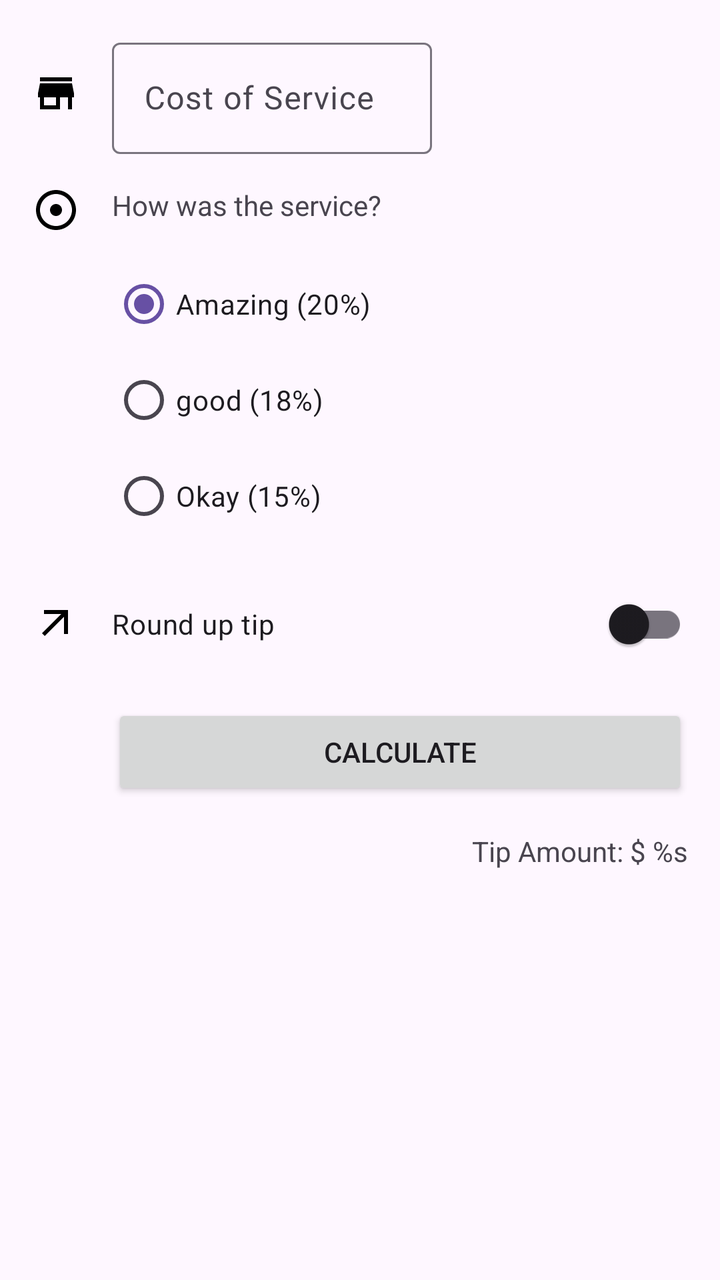
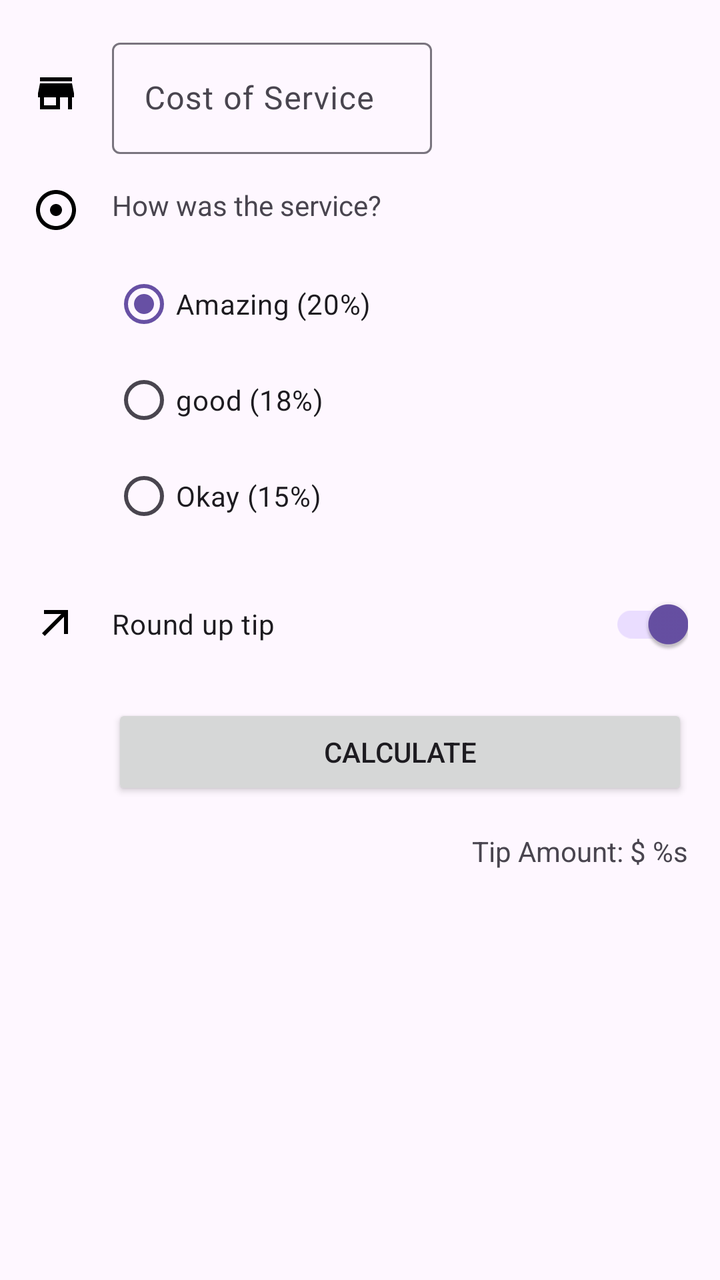

Two renders of the same Android screen: before a commit and after it. Below are the layout's source before the change and the commit's diff.
<!-- AndroidManifest.xml: application theme Theme.TipTime -->
<!-- res/layout/activity_main.xml -->
<?xml version="1.0" encoding="utf-8"?>
<androidx.constraintlayout.widget.ConstraintLayout xmlns:android="http://schemas.android.com/apk/res/android"
    xmlns:app="http://schemas.android.com/apk/res-auto"
    xmlns:tools="http://schemas.android.com/tools"
    android:id="@+id/main"
    android:layout_width="match_parent"
    android:layout_height="match_parent"
    tools:context=".MainActivity">

    <ImageView
        android:id="@+id/icon_cost_of_service"
        android:layout_width="wrap_content"
        android:layout_height="wrap_content"
        android:layout_marginStart="16dp"
        android:importantForAccessibility="no"
        app:layout_constraintBottom_toBottomOf="@+id/cost_of_service_edit_text"
        app:layout_constraintStart_toStartOf="parent"
        app:layout_constraintTop_toTopOf="@+id/cost_of_service_edit_text"
        app:srcCompat="@drawable/ic_store" />

    <com.google.android.material.textfield.TextInputLayout
        android:id="@+id/cost_of_service_edit_text"
        android:layout_width="160dp"
        android:layout_height="wrap_content"
        android:layout_marginStart="16dp"
        android:layout_marginTop="16dp"
        android:hint="@string/cost_of_service"
        android:importantForAccessibility="no"
        app:layout_constraintStart_toEndOf="@+id/icon_cost_of_service"
        app:layout_constraintTop_toTopOf="parent">

        <com.google.android.material.textfield.TextInputEditText
            android:id="@+id/cost_of_service"
            android:layout_width="match_parent"
            android:layout_height="wrap_content"
            android:importantForAccessibility="no"
            android:inputType="numberDecimal" />
    </com.google.android.material.textfield.TextInputLayout>

    <ImageView
        android:id="@+id/icon_service_question"
        android:layout_width="wrap_content"
        android:layout_height="wrap_content"
        android:importantForAccessibility="no"
        app:layout_constraintBottom_toBottomOf="@+id/service_question"
        app:layout_constraintStart_toStartOf="@+id/icon_cost_of_service"
        app:layout_constraintTop_toTopOf="@+id/service_question"
        app:layout_constraintVertical_bias="0.0"
        app:srcCompat="@drawable/ic_service" />

    <TextView
        android:id="@+id/service_question"
        android:layout_width="wrap_content"
        android:layout_height="wrap_content"
        android:layout_marginTop="16dp"
        android:text="@string/how_was_the_service"
        app:layout_constraintStart_toStartOf="@+id/cost_of_service_edit_text"
        app:layout_constraintTop_toBottomOf="@+id/cost_of_service_edit_text" />

    <RadioGroup
        android:id="@+id/tip_option"
        android:layout_width="wrap_content"
        android:layout_height="wrap_content"
        android:layout_marginTop="16dp"
        android:checkedButton="@id/option_20_percent"
        app:layout_constraintStart_toStartOf="@+id/service_question"
        app:layout_constraintTop_toBottomOf="@+id/service_question">

        <RadioButton
            android:id="@+id/option_20_percent"
            android:layout_width="match_parent"
            android:layout_height="wrap_content"
            android:text="@string/amazing_20" />

        <RadioButton
            android:id="@+id/option_18_percent"
            android:layout_width="match_parent"
            android:layout_height="wrap_content"
            android:text="@string/good_18" />

        <RadioButton
            android:id="@+id/option_15_percent"
            android:layout_width="match_parent"
            android:layout_height="wrap_content"
            android:text="@string/okay_15" />
    </RadioGroup>

    <ImageView
        android:id="@+id/icon_round_up"
        android:layout_width="wrap_content"
        android:layout_height="wrap_content"
        android:importantForAccessibility="no"
        app:layout_constraintBottom_toBottomOf="@+id/round_up_switch"
        app:layout_constraintStart_toStartOf="@+id/icon_service_question"
        app:layout_constraintTop_toTopOf="@+id/round_up_switch"
        app:srcCompat="@drawable/ic_round_up" />

    <com.google.android.material.switchmaterial.SwitchMaterial
        android:id="@+id/round_up_switch"
        android:layout_width="0dp"
        android:layout_height="wrap_content"
        android:layout_marginTop="16dp"
        android:layout_marginEnd="16dp"
        android:text="@string/round_up_tip"
        app:layout_constraintEnd_toEndOf="parent"
        app:layout_constraintStart_toStartOf="@+id/tip_option"
        app:layout_constraintTop_toBottomOf="@+id/tip_option"
        tools:checked="true" />

    <Button
        android:id="@+id/calculate_button"
        android:layout_width="0dp"
        android:layout_height="wrap_content"
        android:layout_marginTop="16dp"
        android:text="@string/calculate"
        app:layout_constraintEnd_toEndOf="@+id/round_up_switch"
        app:layout_constraintStart_toStartOf="@+id/round_up_switch"
        app:layout_constraintTop_toBottomOf="@+id/round_up_switch" />

    <TextView
        android:id="@+id/tip_result"
        android:layout_width="wrap_content"
        android:layout_height="wrap_content"
        android:layout_marginTop="16dp"
        android:text="@string/tip_amount_0_00"
        app:layout_constraintEnd_toEndOf="@+id/calculate_button"
        app:layout_constraintTop_toBottomOf="@+id/calculate_button" />
</androidx.constraintlayout.widget.ConstraintLayout>
<!-- resources referenced by this layout -->
<resources>
  <!-- drawable ic_round_up (drawable) -->
  <vector xmlns:android="http://schemas.android.com/apk/res/android" android:autoMirrored="true" android:height="24dp" android:tint="#000000" android:viewportHeight="960" android:viewportWidth="960" android:width="24dp">
        
      <path android:fillColor="@android:color/white" android:pathData="M256,720L200,664L584,280L240,280L240,200L720,200L720,680L640,680L640,336L256,720Z"/>
      
  </vector>
  <!-- drawable ic_service (drawable) -->
  <vector xmlns:android="http://schemas.android.com/apk/res/android" android:height="24dp" android:tint="#000000" android:viewportHeight="24" android:viewportWidth="24" android:width="24dp">
        
      <path android:fillColor="@android:color/white" android:pathData="M12,2C6.49,2 2,6.49 2,12s4.49,10 10,10 10,-4.49 10,-10S17.51,2 12,2zM12,20c-4.41,0 -8,-3.59 -8,-8s3.59,-8 8,-8 8,3.59 8,8 -3.59,8 -8,8zM15,12c0,1.66 -1.34,3 -3,3s-3,-1.34 -3,-3 1.34,-3 3,-3 3,1.34 3,3z"/>
      
  </vector>
  <!-- drawable ic_store (drawable) -->
  <vector xmlns:android="http://schemas.android.com/apk/res/android" android:height="24dp" android:tint="#000000" android:viewportHeight="24" android:viewportWidth="24" android:width="24dp">
        
      <path android:fillColor="@android:color/white" android:pathData="M20,4L4,4v2h16L20,4zM21,14v-2l-1,-5L4,7l-1,5v2h1v6h10v-6h4v6h2v-6h1zM12,18L6,18v-4h6v4z"/>
      
  </vector>
  <string name="amazing_20">Amazing (20%)</string>
  <string name="calculate">Calculate</string>
  <string name="cost_of_service">Cost of Service</string>
  <string name="good_18">good (18%)</string>
  <string name="how_was_the_service">How was the service?</string>
  <string name="okay_15">Okay (15%)</string>
  <string name="round_up_tip">Round up tip</string>
  <string name="tip_amount_0_00">Tip Amount: $ %s</string>
  <style name="Theme.TipTime" parent="Base.Theme.TipTime" />
  <style name="Base.Theme.TipTime" parent="Theme.Material3.DayNight.NoActionBar">
          
          
      </style>
</resources>

<!-- the commit's change to res/layout/activity_main.xml (unified diff, before → after) -->
@@ -101,6 +101,7 @@
         android:layout_height="wrap_content"
         android:layout_marginTop="16dp"
         android:layout_marginEnd="16dp"
+        android:checked="true"
         android:text="@string/round_up_tip"
         app:layout_constraintEnd_toEndOf="parent"
         app:layout_constraintStart_toStartOf="@+id/tip_option"
@@ -122,7 +123,7 @@
         android:layout_width="wrap_content"
         android:layout_height="wrap_content"
         android:layout_marginTop="16dp"
-        android:text="@string/tip_amount_0_00"
+        android:text="@string/tip_amount"
         app:layout_constraintEnd_toEndOf="@+id/calculate_button"
         app:layout_constraintTop_toBottomOf="@+id/calculate_button" />
 </androidx.constraintlayout.widget.ConstraintLayout>
<!-- resource entries referenced after the edit -->
@@ -25,7 +25,7 @@
   <string name="how_was_the_service">How was the service?</string>
   <string name="okay_15">Okay (15%)</string>
   <string name="round_up_tip">Round up tip</string>
-  <string name="tip_amount_0_00">Tip Amount: $ %s</string>
+  <string name="tip_amount">Tip Amount: $ %s</string>
   <style name="Theme.TipTime" parent="Base.Theme.TipTime" />
   <style name="Base.Theme.TipTime" parent="Theme.Material3.DayNight.NoActionBar">
           
